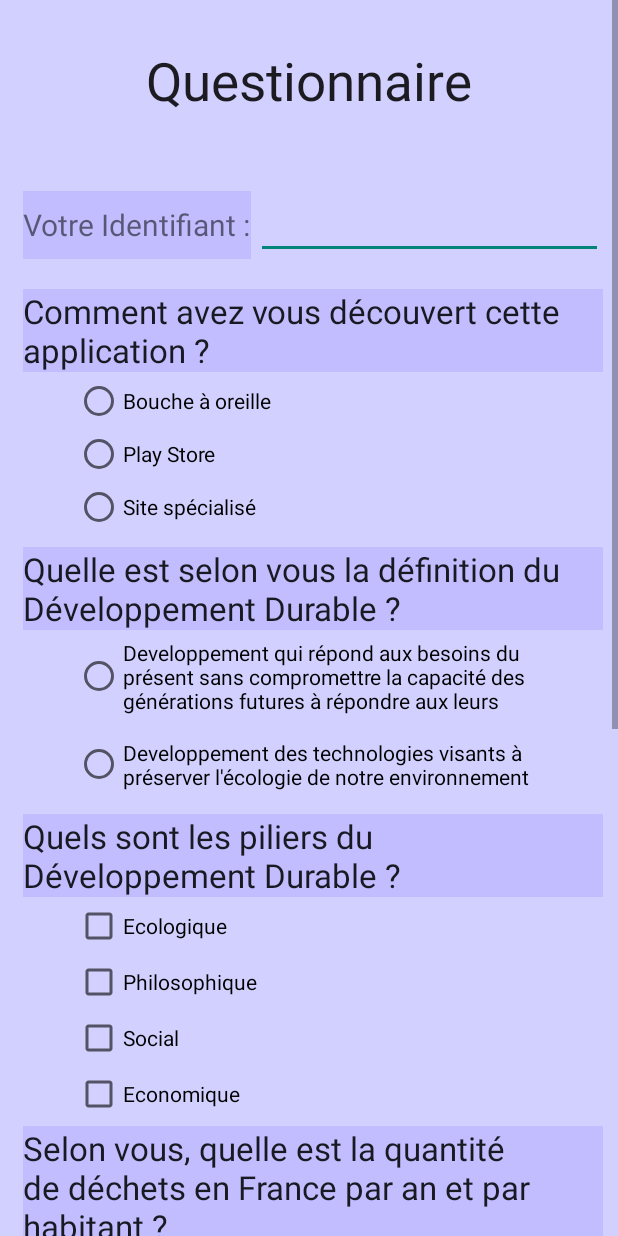
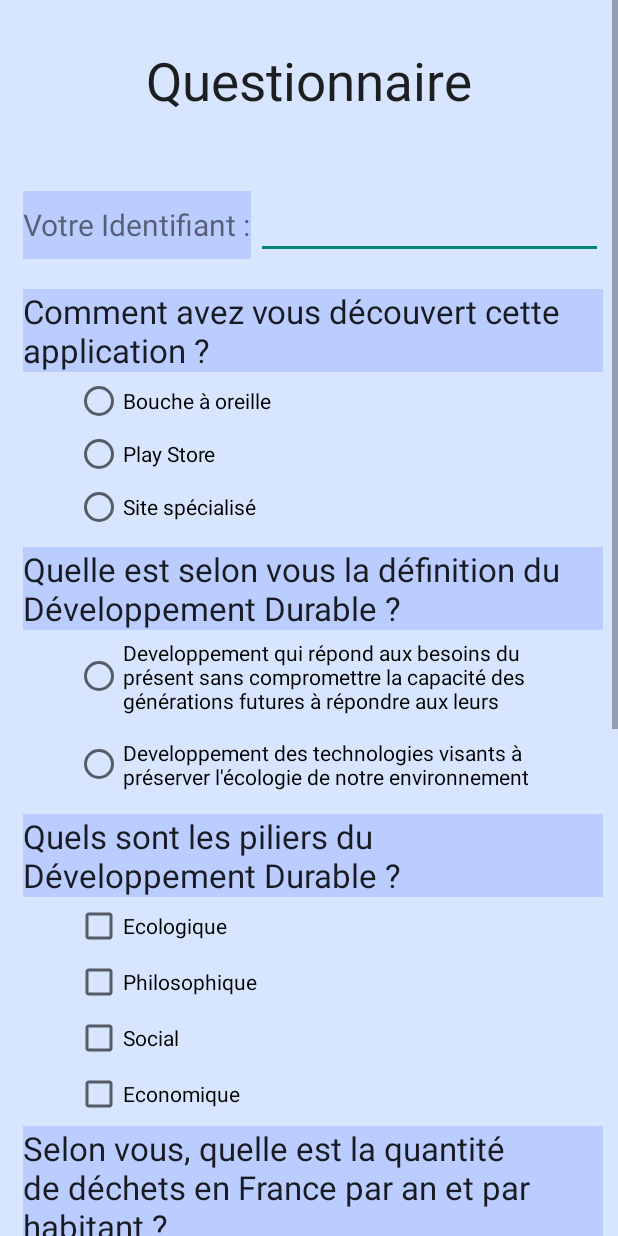
Before and after one commit to Eddupdup/OneIdeaADay, an Android app: the Questionnaire screen opened directly, with no data from a screen before it, on a phone screen of 412 x 824 dp. Run offline under Robolectric (Android 15) with nearby library versions, the light colour scheme and no system bars.

Commit message:
Aubin : couleur questionnaire et slide 4

```diff
--- a/app/src/main/res/layout/questionnaire.xml
+++ b/app/src/main/res/layout/questionnaire.xml
@@ -10,7 +10,7 @@
         android:layout_height="wrap_content"
         android:orientation="vertical"
         android:visibility="visible"
-        android:background="#ffd2d0ff">
+        android:background="#ffd7e5ff">
 
         <TextView
             android:id="@+id/textView2"
@@ -50,7 +50,7 @@
                 android:layout_height="fill_parent"
                 android:text="Votre Identifiant :"
                 android:inputType="text"
-                android:background="#ffc1bdff"
+                android:background="#ffbbcdff"
                 android:autoText="false"
                 android:textSize="20sp"
                 android:gravity="center_vertical"
@@ -85,7 +85,7 @@
                 android:layout_height="wrap_content"
                 android:textAppearance="?android:attr/textAppearanceLarge"
                 android:text="Comment avez vous découvert cette application ?"
-                android:background="#ffc1bdff"
+                android:background="#ffbbcdff"
                 android:layout_marginTop="20dp"
                 android:layout_marginLeft="5sp"
                 android:autoText="false" />
@@ -157,7 +157,7 @@
                 android:textAppearance="?android:attr/textAppearanceLarge"
                 android:text="Quelle est selon vous la définition du Développement Durable ?"
                 android:id="@+id/textView13"
-                android:background="#ffc1bdff"
+                android:background="#ffbbcdff"
                 android:layout_marginTop="5dp"
                 android:autoText="false"
                 android:layout_marginLeft="5sp" />
@@ -217,7 +217,7 @@
                 android:textAppearance="?android:attr/textAppearanceLarge"
                 android:text="Quels sont les piliers du Développement Durable ?"
                 android:id="@+id/textView14"
-                android:background="#ffc1bdff"
+                android:background="#ffbbcdff"
                 android:layout_marginTop="8dp"
                 android:layout_marginLeft="5sp"
                 android:autoText="false" />
@@ -285,7 +285,7 @@
                 android:textAppearance="?android:attr/textAppearanceLarge"
                 android:text="Selon vous, quelle est la quantité de déchets en France par an et par habitant ?"
                 android:id="@+id/textView15"
-                android:background="#ffc1bdff"
+                android:background="#ffbbcdff"
                 android:layout_marginTop="5dp"
                 android:layout_marginLeft="5sp"
                 android:autoText="false" />
@@ -342,7 +342,7 @@
                 android:textAppearance="?android:attr/textAppearanceLarge"
                 android:text="Quel est le pourcentage de femmes au Conseil d&apos;Administration dans les PME ?"
                 android:id="@+id/textView16"
-                android:background="#ffc1bdff"
+                android:background="#ffbbcdff"
                 android:layout_marginTop="5dp"
                 android:layout_marginLeft="5sp"
                 android:autoText="false" />
@@ -399,7 +399,7 @@
                 android:textAppearance="?android:attr/textAppearanceLarge"
                 android:text="Quelle est la part de la production nucléaire dans l&apos;énergie française ?"
                 android:id="@+id/textView17"
-                android:background="#ffc1bdff"
+                android:background="#ffbbcdff"
                 android:layout_marginTop="5dp"
                 android:layout_marginLeft="5sp"
                 android:autoText="false" />
```
Also changed, not shown: app/src/main/res/layout/slide4.xml (+4 -3 lines).
